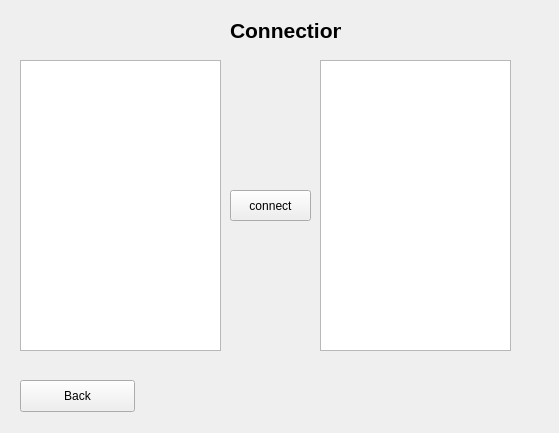
The window that connection.ui (AndriM/Vika3) describes before a commit, drawn with Qt 5.
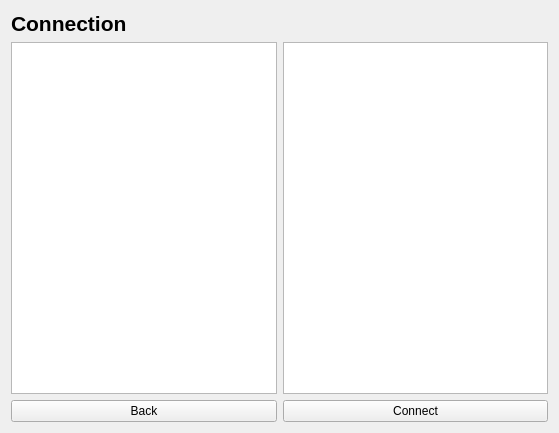
The same window after the commit.

Diff of the .ui file:
```diff
--- a/connection.ui
+++ b/connection.ui
@@ -13,25 +13,29 @@
   <property name="windowTitle">
    <string>Form</string>
   </property>
-  <widget class="QTableWidget" name="comptable">
-   <property name="geometry">
-    <rect>
-     <x>20</x>
-     <y>60</y>
-     <width>201</width>
-     <height>291</height>
-    </rect>
-   </property>
-  </widget>
-  <widget class="QLabel" name="label">
-   <property name="geometry">
-    <rect>
-     <x>230</x>
-     <y>20</y>
-     <width>111</width>
-     <height>20</height>
-    </rect>
-   </property>
+  <layout class="QGridLayout" name="gridLayout">
+   <item row="2" column="0">
+    <widget class="QPushButton" name="backButton">
+     <property name="text">
+      <string>Back</string>
+     </property>
+    </widget>
+   </item>
+   <item row="1" column="0">
+    <widget class="QTableWidget" name="comptable"/>
+   </item>
+   <item row="1" column="2">
+    <widget class="QTableWidget" name="scientiststable"/>
+   </item>
+   <item row="2" column="2">
+    <widget class="QPushButton" name="connectButton">
+     <property name="text">
+      <string>Connect</string>
+     </property>
+    </widget>
+   </item>
+   <item row="0" column="0">
+    <widget class="QLabel" name="connectionLabel">
    <property name="font">
     <font>
      <pointsize>16</pointsize>
@@ -43,42 +47,8 @@
     <string>Connection</string>
    </property>
   </widget>
-  <widget class="QTableWidget" name="scientiststable">
-   <property name="geometry">
-    <rect>
-     <x>320</x>
-     <y>60</y>
-     <width>191</width>
-     <height>291</height>
-    </rect>
-   </property>
-  </widget>
-  <widget class="QPushButton" name="pushButton">
-   <property name="geometry">
-    <rect>
-     <x>230</x>
-     <y>190</y>
-     <width>81</width>
-     <height>31</height>
-    </rect>
-   </property>
-   <property name="text">
-    <string>connect</string>
-   </property>
-  </widget>
-  <widget class="QPushButton" name="pushButton_2">
-   <property name="geometry">
-    <rect>
-     <x>20</x>
-     <y>380</y>
-     <width>115</width>
-     <height>32</height>
-    </rect>
-   </property>
-   <property name="text">
-    <string>Back</string>
-   </property>
-  </widget>
+   </item>
+  </layout>
  </widget>
  <resources/>
  <connections/>
```
Lines whose indentation alone changed are shown as unchanged.
